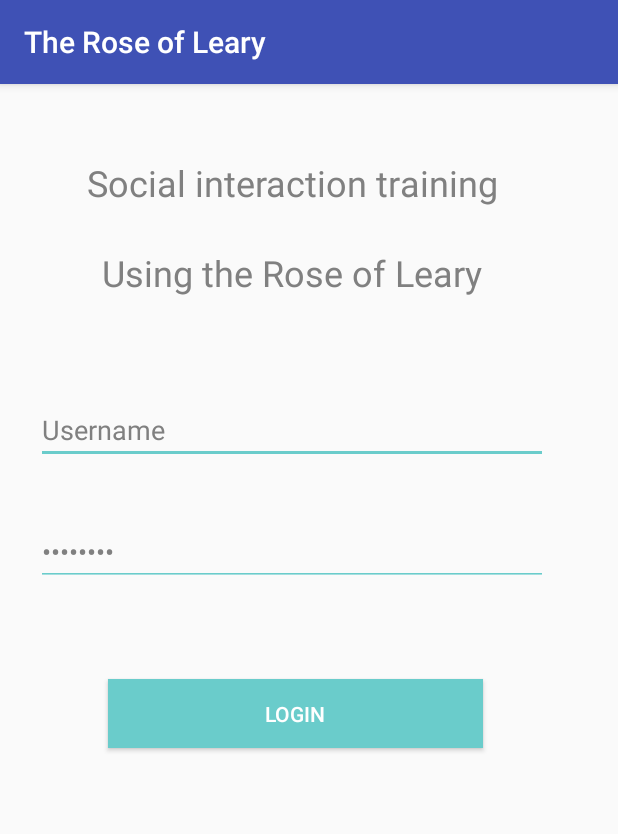
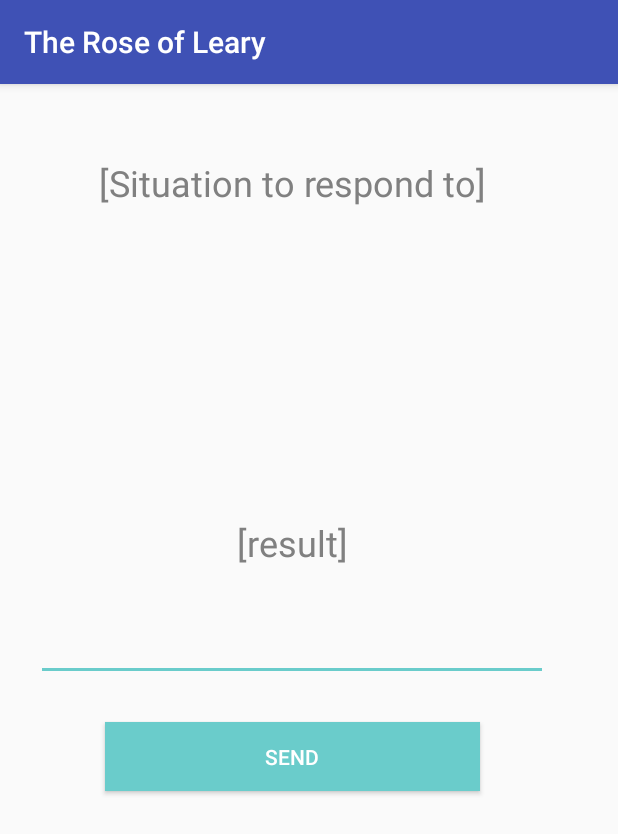
Before and after one commit to JZwamborn/Applab-Rose-of-Leary, an Android app: the ClassifierActivity screen opened directly, with no data from a screen before it, on a phone screen of 412 x 824 dp. Shown: the top 834 px of the screen. Run offline under Robolectric (Android 15) with nearby library versions, the phone set to English and light mode, and no system bars.

Commit message:
better view and interface

```diff
--- a/MyFirstApp/MyFirstApp/app/src/main/java/com/example/myfirstapp/ClassifierActivity.java
+++ b/MyFirstApp/MyFirstApp/app/src/main/java/com/example/myfirstapp/ClassifierActivity.java
@@ -29,7 +29,7 @@ public class ClassifierActivity extends AppCompatActivity {
         setContentView(R.layout.activity_classifier);
         button = (Button)findViewById(R.id.button3);
         //textView = (TextView) findViewById(R.id.textView4);
-        //textView2 = (TextView) findViewById(R.id.textView2);
+        textView2 = (TextView) findViewById(R.id.textView2);
         //editText2 = (EditText) findViewById(R.id.editText2);
         editText = (EditText) findViewById(R.id.editText4);
         final String name = editText.getText().toString();
@@ -87,7 +87,7 @@ public class ClassifierActivity extends AppCompatActivity {
 
         @Override
         protected void onPostExecute(String line) {
-            editText.setText(line);
+            textView2.setText(line);
         }
     }
 }
--- a/MyFirstApp/MyFirstApp/app/src/main/res/layout/activity_classifier.xml
+++ b/MyFirstApp/MyFirstApp/app/src/main/res/layout/activity_classifier.xml
@@ -19,7 +19,7 @@
             android:layout_alignParentTop="true"
             android:layout_centerHorizontal="true"
             android:layout_marginTop="49dp"
-            android:text="Social interaction training"
+            android:text="[Situation to respond to]"
             android:textColor="#808080"
             android:textSize="24sp" />
 
@@ -27,51 +27,34 @@
             android:id="@+id/editText4"
             android:layout_width="341dp"
             android:layout_height="41dp"
-            android:layout_below="@+id/textView4"
+            android:layout_alignParentBottom="true"
             android:layout_centerHorizontal="true"
-            android:layout_marginTop="130dp"
-            android:layout_marginLeft="10dp"
+            android:layout_marginBottom="111dp"
             android:backgroundTint="#6ACCCB"
-            android:textColor="#808080"
             android:ems="10"
             android:inputType="textPersonName"
-            android:text="Username" />
+            android:textColor="#808080" />
 
         <Button
             android:id="@+id/button3"
             android:layout_width="250dp"
             android:layout_height="46dp"
-            android:layout_alignEnd="@+id/textView2"
-            android:layout_alignRight="@+id/textView2"
-            android:layout_below="@+id/editText2"
-            android:layout_marginTop="62dp"
+            android:layout_alignParentBottom="true"
+            android:layout_centerHorizontal="true"
+            android:layout_marginBottom="38dp"
             android:background="#6ACCCB"
-            android:text="Login"
-            android:textColor="@android:color/white"
-            android:onClick = "login" />
-
-        <EditText
-            android:id="@+id/editText2"
-            android:layout_width="341dp"
-            android:layout_height="41dp"
-            android:layout_alignLeft="@+id/editText4"
-            android:layout_alignStart="@+id/editText4"
-            android:backgroundTint="#6ACCCB"
-            android:textColor="#808080"
-            android:layout_below="@+id/editText4"
-            android:layout_marginTop="40dp"
-            android:ems="10"
-            android:inputType="textPassword"
-            android:text="Password" />
+            android:onClick="login"
+            android:text="Send"
+            android:textColor="@android:color/white" />
 
         <TextView
             android:id="@+id/textView2"
             android:layout_width="wrap_content"
             android:layout_height="wrap_content"
-            android:layout_below="@+id/textView4"
+            android:layout_alignParentBottom="true"
             android:layout_centerHorizontal="true"
-            android:layout_marginTop="27dp"
-            android:text="Using the Rose of Leary"
+            android:layout_marginBottom="187dp"
+            android:text="[result]"
             android:textColor="#808080"
             android:textSize="24sp" />/>
 
```
